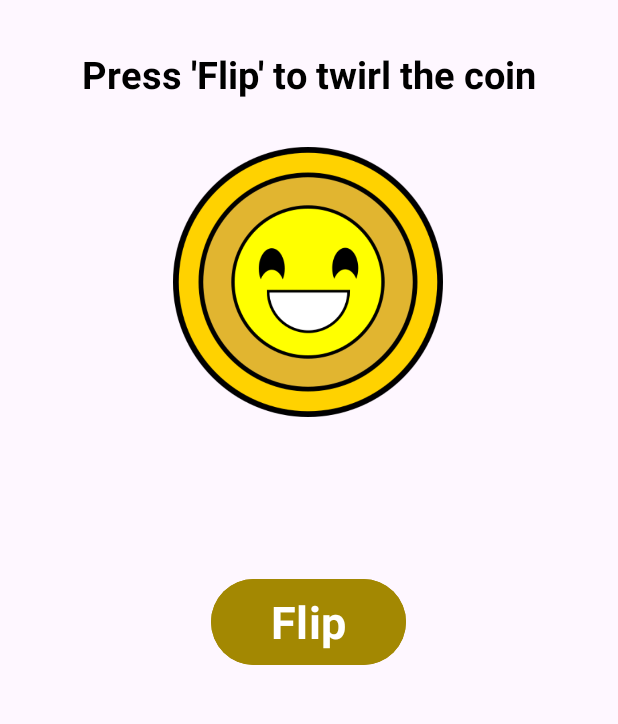
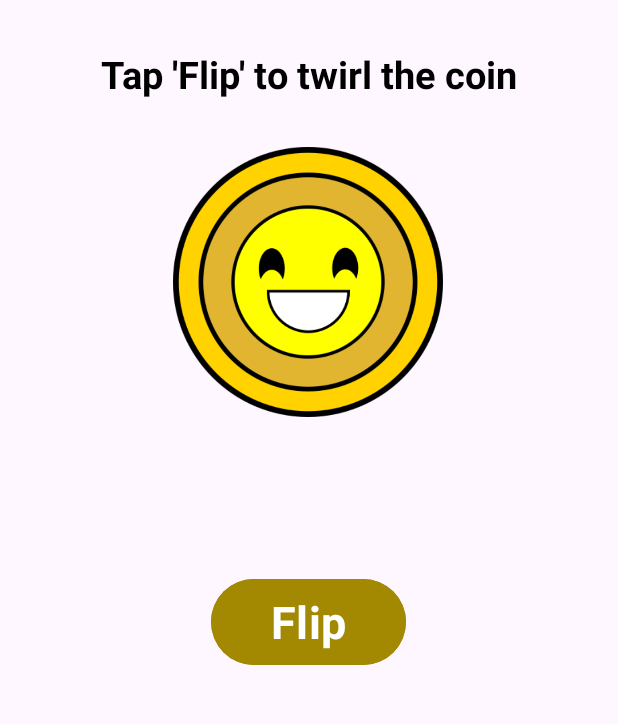
Before and after one commit to AS-Coope/Coin-Twirl-App, an Android app: the screen it shows after launch (MainActivity), on a phone screen of 412 x 824 dp, the part 159-883 px from its top. Run offline under Robolectric (Android 15) with nearby library versions, the phone set to English and light mode, and no system bars.

Commit message:
Switch Press to Tap in instructions

```diff
--- a/app/src/main/res/values/strings.xml
+++ b/app/src/main/res/values/strings.xml
@@ -2,5 +2,5 @@
     <string name="app_name">Coin Flipper</string>
     <string name="flip">Flip</string>
     <string name="title">Coin Twirl</string>
-    <string name="instructions">Press \'Flip\' to twirl the coin</string>
+    <string name="instructions">Tap \'Flip\' to twirl the coin</string>
 </resources>
```
